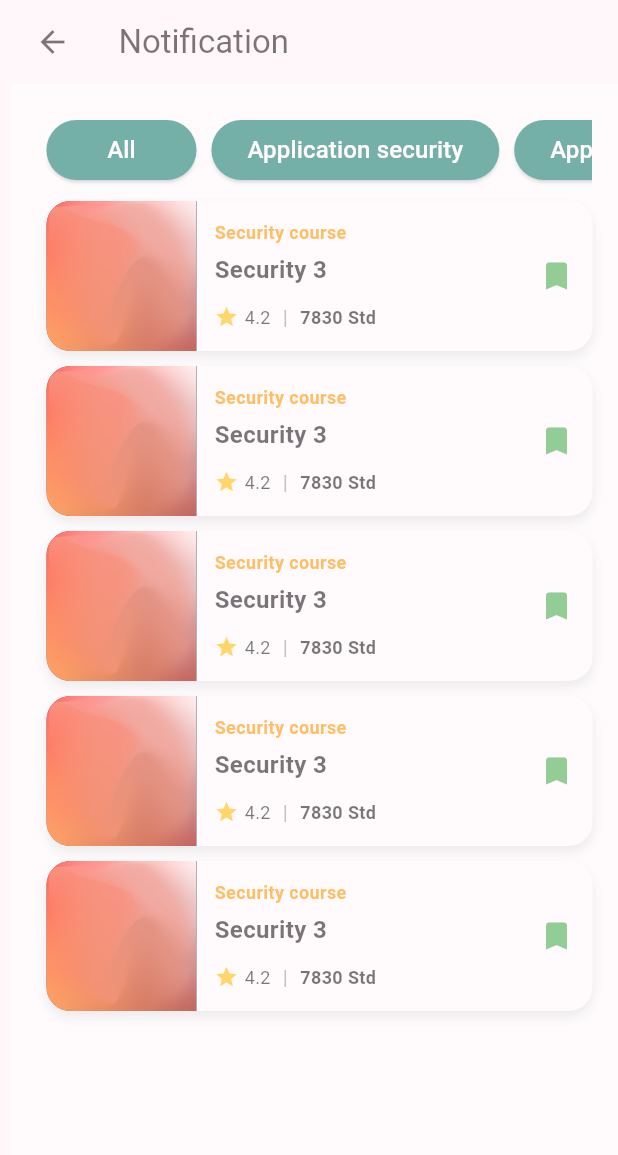
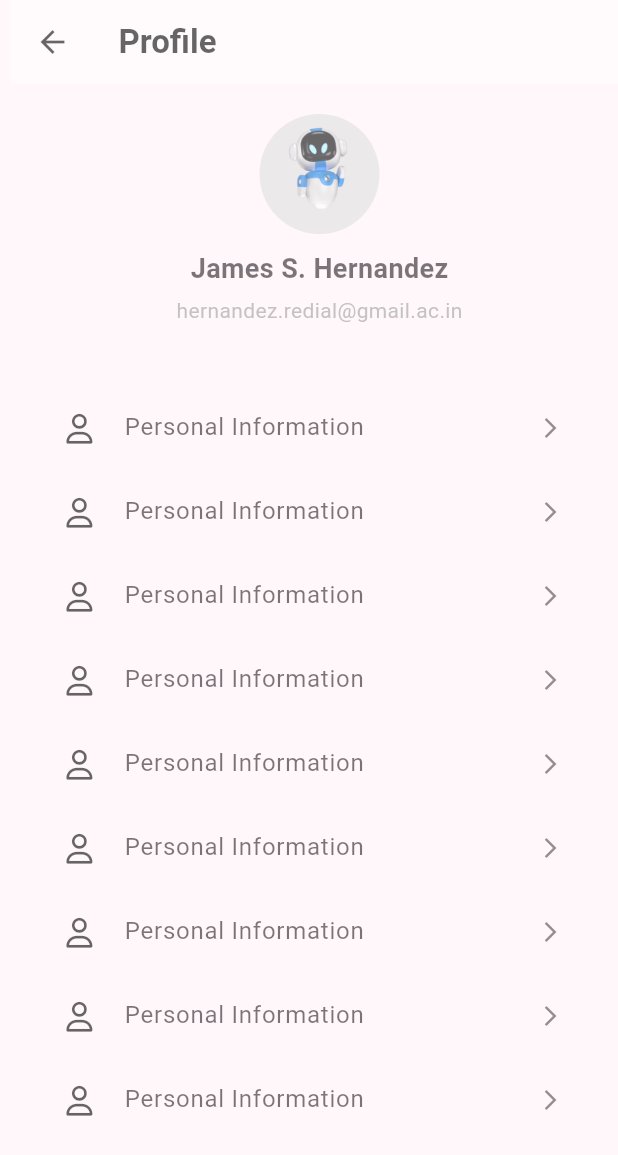
Before and after one commit to Bentanik/exe02_fe_mobile, a Flutter app: the screen it shows after launch, after a tap on "Personal Information", on a phone screen of 412 x 824 dp. Shown: the top 1155 px of the screen. Run offline on Flutter 3.47's test engine with Material 3 defaults, Android fonts, the light colour scheme and no system bars; our stand-ins replace expandable, flutter_svg, font_awesome_flutter.

Commit message:
finished  profile user

```diff
--- a/lib/presentation/intro/pages/get_started.dart
+++ b/lib/presentation/intro/pages/get_started.dart
@@ -4,8 +4,8 @@ import 'package:exe02_fe_mobile/common/widget/notification_card.dart';
 import 'package:exe02_fe_mobile/common/widget/profile_button.dart';
 import 'package:exe02_fe_mobile/common/widget/search_course_card.dart';
 import 'package:exe02_fe_mobile/core/configs/assets/app_images.dart';
-import 'package:exe02_fe_mobile/presentation/intro/pages/books_mark.dart';
-import 'package:exe02_fe_mobile/presentation/intro/pages/premium_option.dart';
+import 'package:exe02_fe_mobile/presentation/intro/pages/launching.dart';
+import 'package:exe02_fe_mobile/presentation/intro/pages/profile_user.dart';
 import 'package:flutter/material.dart';
 import 'package:font_awesome_flutter/font_awesome_flutter.dart';
 
@@ -25,7 +25,7 @@ class GetStartedPage extends StatelessWidget {
                 child: ListView(
               children: [
                 ProfileButton(
-                  onTap: () => Routes.navigateToPage(context, BooksMark()),
+                  onTap: () => Routes.navigateToPage(context, ProfileUser()),
                   leading: const Icon(FontAwesomeIcons.user,
                       size: 20, color: Colors.black),
                   title: const Text('Personal Information'),
--- a/lib/presentation/intro/pages/launching.dart
+++ b/lib/presentation/intro/pages/launching.dart
@@ -1,9 +1,3 @@
-import 'package:exe02_fe_mobile/common/helpers/routes.dart';
-import 'package:exe02_fe_mobile/common/widget/button.dart';
-import 'package:exe02_fe_mobile/common/widget/input_field.dart';
-import 'package:exe02_fe_mobile/core/configs/assets/app_images.dart';
-import 'package:exe02_fe_mobile/presentation/intro/pages/launching.dart';
-import 'package:exe02_fe_mobile/presentation/intro/pages/success.dart';
 import 'package:flutter/material.dart';
 
 class Launching extends StatelessWidget {
--- /dev/null
+++ b/lib/presentation/intro/pages/profile_user.dart
@@ -0,0 +1,114 @@
+import 'package:exe02_fe_mobile/common/helpers/routes.dart';
+import 'package:exe02_fe_mobile/common/widget/profile_button.dart';
+import 'package:exe02_fe_mobile/core/configs/assets/app_images.dart';
+import 'package:flutter/material.dart';
+import 'package:font_awesome_flutter/font_awesome_flutter.dart';
+
+class ProfileUser extends StatelessWidget {
+  @override
+  Widget build(BuildContext context) {
+    return Scaffold(
+      appBar: AppBar(
+        backgroundColor: Colors.white,
+        elevation: 0,
+        title: Text(
+          'Profile',
+          style: TextStyle(color: Colors.black, fontWeight: FontWeight.bold),
+        ),
+        leading: IconButton(
+          icon: Icon(Icons.arrow_back, color: Colors.black),
+          onPressed: () {},
+        ),
+      ),
+      body: SingleChildScrollView(
+        padding: EdgeInsets.only(left: 20, right: 20, bottom: 50),
+        child: Column(
+          children: [
+            // Header
+            Container(
+              padding: EdgeInsets.all(20),
+              decoration: BoxDecoration(
+                borderRadius: BorderRadius.circular(20),
+              ),
+              child: Column(
+                children: [
+                  CircleAvatar(
+                    radius: 40,
+                    backgroundColor: Colors.grey.shade300,
+                    child: Image.asset(AppImages.chatBot),
+                  ),
+                  SizedBox(height: 10),
+                  Text(
+                    'James S. Hernandez',
+                    style: TextStyle(fontSize: 18, fontWeight: FontWeight.bold),
+                  ),
+                  SizedBox(height: 5),
+                  Text(
+                    'hernandez.redial@gmail.ac.in',
+                    style: TextStyle(fontSize: 14, color: Colors.grey),
+                  ),
+                ],
+              ),
+            ),
+            SizedBox(height: 20),
+            // Profile Buttons
+            ProfileButton(
+              onTap: () => Routes.navigateToPage(context, ProfileUser()),
+              leading: const Icon(FontAwesomeIcons.user,
+                  size: 20, color: Colors.black),
+              title: const Text('Personal Information'),
+            ),
+            ProfileButton(
+              onTap: () => Routes.navigateToPage(context, ProfileUser()),
+              leading: const Icon(FontAwesomeIcons.user,
+                  size: 20, color: Colors.black),
+              title: const Text('Personal Information'),
+            ),
+            ProfileButton(
+              onTap: () => Routes.navigateToPage(context, ProfileUser()),
+              leading: const Icon(FontAwesomeIcons.user,
+                  size: 20, color: Colors.black),
+              title: const Text('Personal Information'),
+            ),
+            ProfileButton(
+              onTap: () => Routes.navigateToPage(context, ProfileUser()),
+              leading: const Icon(FontAwesomeIcons.user,
+                  size: 20, color: Colors.black),
+              title: const Text('Personal Information'),
+            ),
+            ProfileButton(
+              onTap: () => Routes.navigateToPage(context, ProfileUser()),
+              leading: const Icon(FontAwesomeIcons.user,
+                  size: 20, color: Colors.black),
+              title: const Text('Personal Information'),
+            ),
+            ProfileButton(
+              onTap: () => Routes.navigateToPage(context, ProfileUser()),
+              leading: const Icon(FontAwesomeIcons.user,
+                  size: 20, color: Colors.black),
+              title: const Text('Personal Information'),
+            ),
+            ProfileButton(
+              onTap: () => Routes.navigateToPage(context, ProfileUser()),
+              leading: const Icon(FontAwesomeIcons.user,
+                  size: 20, color: Colors.black),
+              title: const Text('Personal Information'),
+            ),
+            ProfileButton(
+              onTap: () => Routes.navigateToPage(context, ProfileUser()),
+              leading: const Icon(FontAwesomeIcons.user,
+                  size: 20, color: Colors.black),
+              title: const Text('Personal Information'),
+            ),
+            ProfileButton(
+              onTap: () => Routes.navigateToPage(context, ProfileUser()),
+              leading: const Icon(FontAwesomeIcons.user,
+                  size: 20, color: Colors.black),
+              title: const Text('Personal Information'),
+            ),
+          ],
+        ),
+      ),
+    );
+  }
+}
```
Also changed, not shown: lib/presentation/intro/pages/books_mark.dart (+12 -6 lines).
